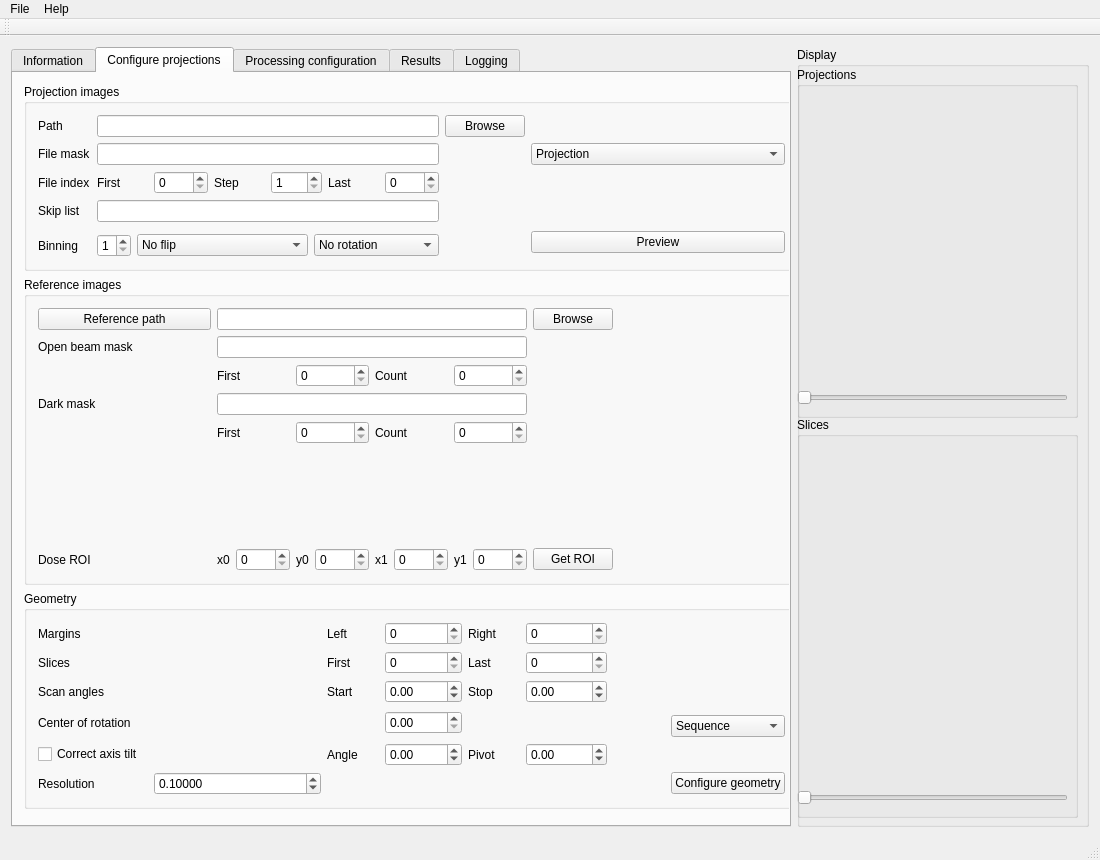
The window that src/muhrec3/muhrecmainwindow.ui (neutronimaging/imagingsuite) describes before a commit, drawn with Qt 5.
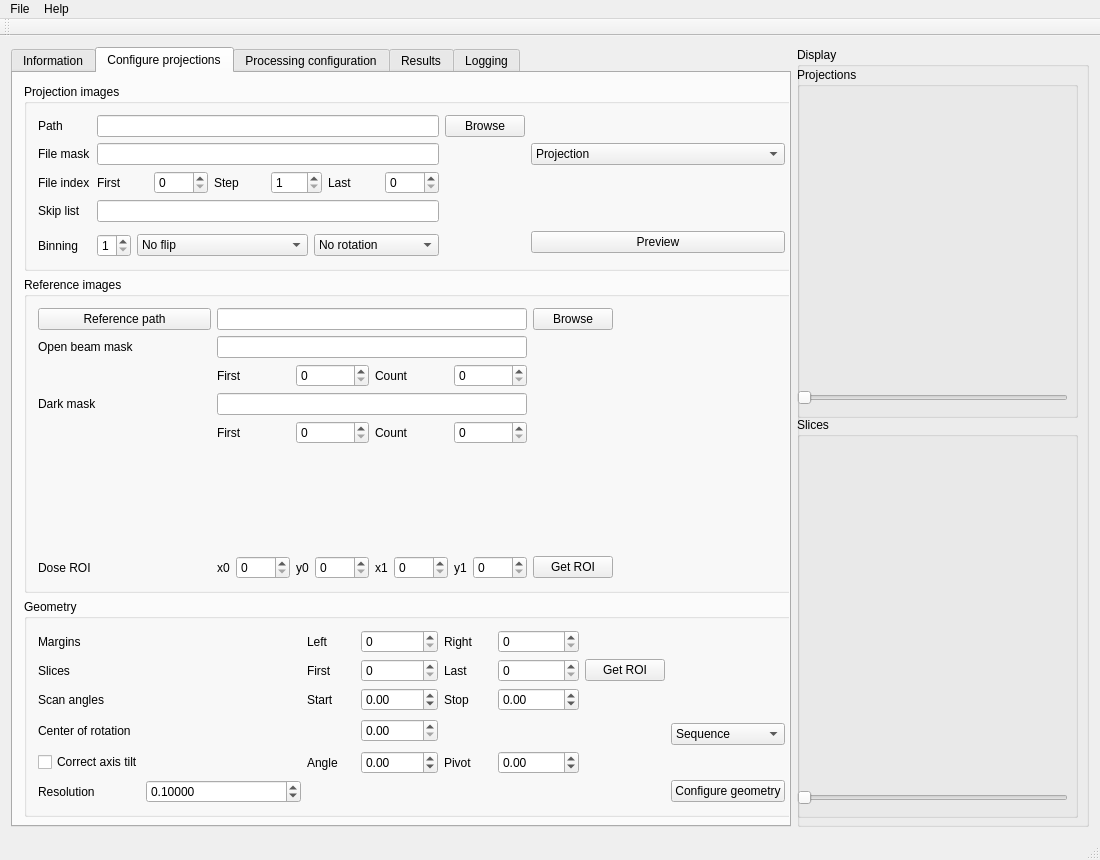
The same window after the commit. Custom widgets are drawn as their Qt base class.

Commit message: Working of callbacks for projection geometry

Diff of the .ui file:
```diff
--- a/src/muhrec3/muhrecmainwindow.ui
+++ b/src/muhrec3/muhrecmainwindow.ui
@@ -130,7 +130,7 @@
           <x>0</x>
           <y>0</y>
           <width>797</width>
-          <height>747</height>
+          <height>755</height>
          </rect>
         </property>
         <layout class="QVBoxLayout" name="layoutProjectionInformation">
@@ -980,6 +980,13 @@
               </item>
              </widget>
             </item>
+            <item row="1" column="9">
+             <widget class="QPushButton" name="buttonGetReconROI">
+              <property name="text">
+               <string>Get ROI</string>
+              </property>
+             </widget>
+            </item>
            </layout>
           </widget>
          </item>
```
The commit also changes 2 other files.
